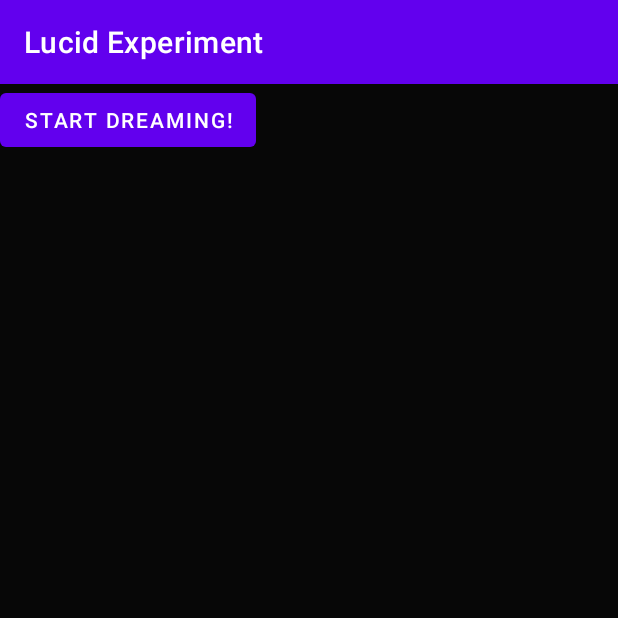
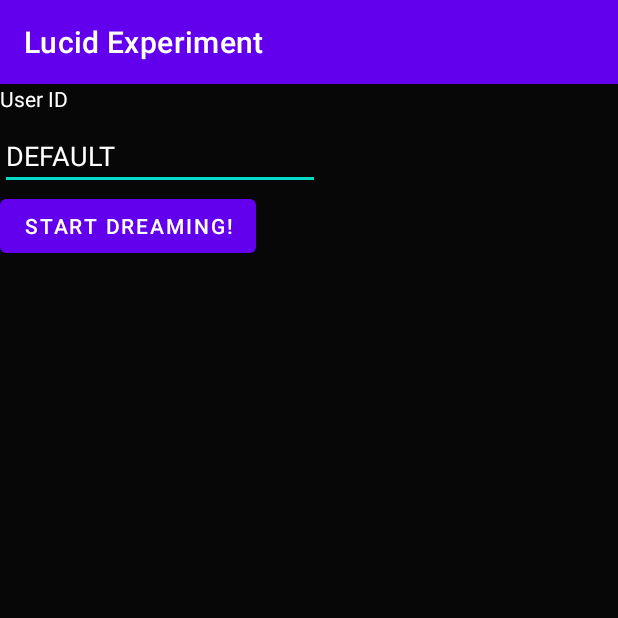
Before and after one commit to nathanww/wearable-ld, an Android app: the screen it shows after launch (MainActivity), on a phone screen of 412 x 824 dp, the top half of it. Run offline under Robolectric (Android 15) with nearby library versions, the light colour scheme and no system bars; libraries missing offline, so code that uses them is left out: fi.iki.elonen; 1 statement that could not run was skipped.

Commit message:
Remote telemetry and user ID functions

```diff
--- a/app/src/main/java/com/neurelectrics/dive/MainActivity.java
+++ b/app/src/main/java/com/neurelectrics/dive/MainActivity.java
@@ -1,16 +1,21 @@
 package com.neurelectrics.dive;
 
+import androidx.annotation.RequiresApi;
 import androidx.appcompat.app.AppCompatActivity;
 
 import android.content.Context;
 import android.content.SharedPreferences;
 import android.media.MediaPlayer;
+import android.os.Build;
 import android.os.Bundle;
 import android.os.Handler;
 import android.os.PowerManager;
+import android.text.Editable;
+import android.text.TextWatcher;
 import android.util.Log;
 import android.view.View;
 import android.widget.Button;
+import android.widget.EditText;
 import android.widget.TextView;
 
 import org.json.JSONException;
@@ -29,6 +34,8 @@ import java.util.TimerTask;
 
 import fi.iki.elonen.NanoHTTPD;
 
+import static java.nio.charset.StandardCharsets.UTF_8;
+
 public class MainActivity extends AppCompatActivity {
     fitbitServer server;
     MediaPlayer startTraining;
@@ -43,7 +50,7 @@ public class MainActivity extends AppCompatActivity {
     float MOTION_THRESH=3f; //how much motion is considered an arousal
     float ONSET_THRESH=0.99f; //how high does the rem probability have to be to trigger cueing?
     float cueVolume=0.0f;
-    float CUE_VOLUME_INC=0.01f; //how much does the cue volume increase ach second?
+    float CUE_VOLUME_INC=0.005f; //how much does the cue volume increase ach second?
     int BUFFER_SIZE=60; //HOW MANY TO AVERAGE?
     boolean DEBUG_MODE=false;
 
@@ -124,8 +131,8 @@ public class MainActivity extends AppCompatActivity {
             }
         });
         if (DEBUG_MODE) {
-            ONSET_TIME=0;
-            BACKOFF_TIME=10;
+            elapsedTime=ONSET_TIME+50;
+            //BACKOFF_TIME=10;
             ONSET_THRESH=0;
 
         }
@@ -143,6 +150,28 @@ public class MainActivity extends AppCompatActivity {
 
         sharedPref = this.getPreferences(Context.MODE_PRIVATE);
         editor=sharedPref.edit();
+
+
+        //set up the username field
+        EditText userID=(EditText) findViewById(R.id.userID);
+        userID.setText(sharedPref.getString("userID","DEFAULT"));
+        userID.addTextChangedListener(new TextWatcher() {
+            @Override
+            public void onTextChanged(CharSequence s, int start, int before, int count) {
+                editor.putString("userID",""+s);
+                editor.apply();
+            }
+
+            @Override
+            public void beforeTextChanged(CharSequence s, int start, int count, int after) {
+
+            }
+
+            @Override
+            public void afterTextChanged(Editable s) {
+
+            }
+        });
 
     }
 
@@ -286,6 +315,7 @@ public class MainActivity extends AppCompatActivity {
             }
         }
 
+        @RequiresApi(api = Build.VERSION_CODES.KITKAT)
         public Response serve(String uri, Method method,
                               Map<String, String> header,
                               Map<String, String> parameters,
@@ -298,6 +328,15 @@ public class MainActivity extends AppCompatActivity {
                 String temp=parameters.toString()+","+result+"\n";
                 printWriter.print(temp);
                 printWriter.flush();
+                //how send telemetry
+                try {
+                    String urlString = "https://biostream-1024.appspot.com/sendps?"+"user=" + sharedPref.getString("userID","DEFAULT") + "&data=" + URLEncoder.encode(result, StandardCharsets.UTF_8.toString());
+                    URL url = new URL(urlString);
+                    url.openStream();
+                } catch (Exception e) {
+                    Log.e("telemetry", "error");
+                    e.printStackTrace();
+                }
 
             }
             return newFixedLengthResponse(Response.Status.OK, "normal", "");
--- a/app/src/main/res/layout/activity_main.xml
+++ b/app/src/main/res/layout/activity_main.xml
@@ -1,20 +1,13 @@
 <?xml version="1.0" encoding="utf-8"?>
-<androidx.constraintlayout.widget.ConstraintLayout xmlns:android="http://schemas.android.com/apk/res/android"
+<LinearLayout xmlns:android="http://schemas.android.com/apk/res/android"
     xmlns:app="http://schemas.android.com/apk/res-auto"
     xmlns:tools="http://schemas.android.com/tools"
     android:layout_width="match_parent"
     android:layout_height="match_parent"
     android:background="#070707"
-    tools:context=".MainActivity"
-    android:keepScreenOn="true">
-
-    <Button
-        android:id="@+id/startButton"
-        android:layout_width="wrap_content"
-        android:layout_height="wrap_content"
-        android:text="Start dreaming!"
-        tools:layout_editor_absoluteX="20dp"
-        tools:layout_editor_absoluteY="71dp" />
+    android:keepScreenOn="true"
+    android:orientation="vertical"
+    tools:context=".MainActivity">
 
     <TextView
         android:id="@+id/connectionWarning"
@@ -22,7 +15,26 @@
         android:layout_height="wrap_content"
         android:text="⚠ We're not receiving data from the Fitbit. Try syncing the Fitbit and making sure the Dream app is running."
         android:textColor="#FFFFFF"
-        android:visibility="gone"
-        tools:layout_editor_absoluteX="24dp"
-        tools:layout_editor_absoluteY="122dp" />
-</androidx.constraintlayout.widget.ConstraintLayout>
+        android:visibility="gone" />
+
+    <TextView
+        android:id="@+id/userPrompt"
+        android:layout_width="69dp"
+        android:layout_height="25dp"
+        android:text="User ID"
+        android:textColor="#FFFFFF" />
+
+    <EditText
+        android:id="@+id/userID"
+        android:layout_width="wrap_content"
+        android:layout_height="wrap_content"
+        android:ems="10"
+        android:inputType="text"
+        android:textColor="#FFFFFF" />
+
+    <Button
+        android:id="@+id/startButton"
+        android:layout_width="wrap_content"
+        android:layout_height="wrap_content"
+        android:text="Start dreaming!" />
+</LinearLayout>
```
